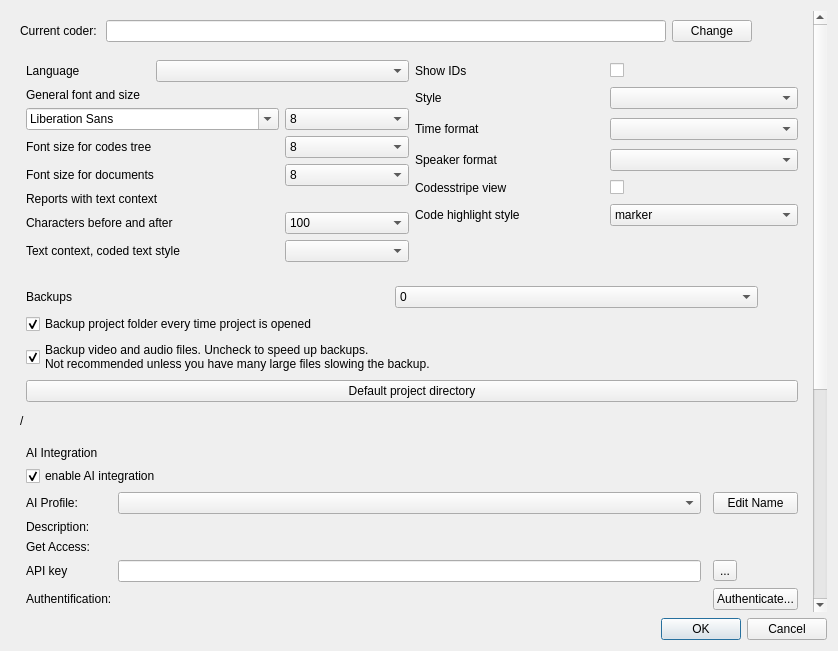
The window that src/GUI_UIs/ui_dialog_settings.ui (ccbogel/QualCoder) describes before a commit, drawn with Qt 5.
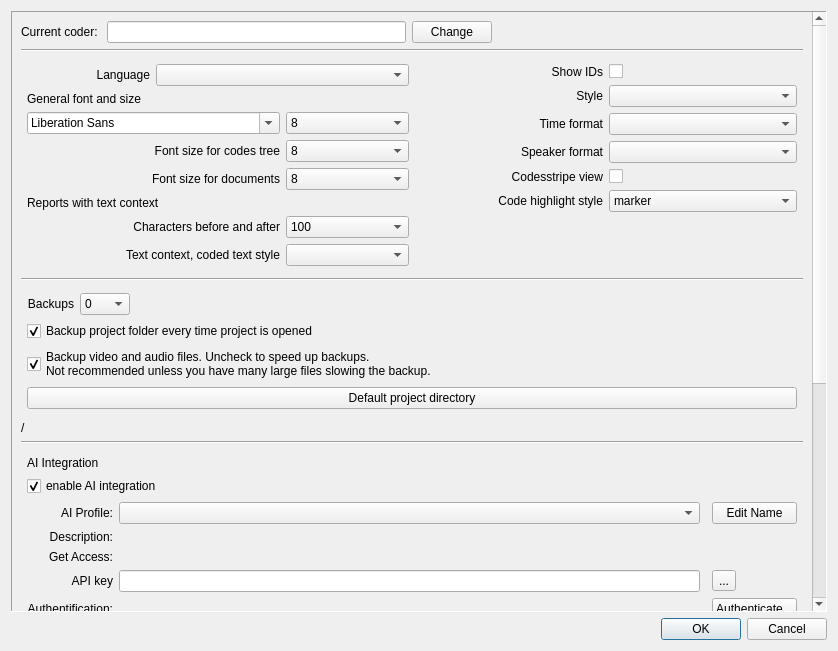
The same window after the commit.

The edit to the form file:
```diff
--- a/src/GUI_UIs/ui_dialog_settings.ui
+++ b/src/GUI_UIs/ui_dialog_settings.ui
@@ -21,7 +21,7 @@
   </property>
   <layout class="QVBoxLayout" name="verticalLayout">
    <property name="sizeConstraint">
-    <enum>QLayout::SetDefaultConstraint</enum>
+    <enum>QLayout::SizeConstraint::SetDefaultConstraint</enum>
    </property>
    <item>
     <widget class="QScrollArea" name="scrollArea">
@@ -32,10 +32,10 @@
       </sizepolicy>
      </property>
      <property name="frameShape">
-      <enum>QFrame::NoFrame</enum>
+      <enum>QFrame::Shape::Panel</enum>
      </property>
      <property name="verticalScrollBarPolicy">
-      <enum>Qt::ScrollBarAsNeeded</enum>
+      <enum>Qt::ScrollBarPolicy::ScrollBarAlwaysOn</enum>
      </property>
      <property name="widgetResizable">
       <bool>true</bool>
@@ -46,7 +46,7 @@
         <x>0</x>
         <y>0</y>
         <width>806</width>
-        <height>1019</height>
+        <height>1074</height>
        </rect>
       </property>
       <property name="sizePolicy">
@@ -152,6 +152,9 @@
                   <property name="text">
                    <string>Backups</string>
                   </property>
+                  <property name="alignment">
+                   <set>Qt::AlignmentFlag::AlignRight|Qt::AlignmentFlag::AlignTrailing|Qt::AlignmentFlag::AlignVCenter</set>
+                  </property>
                   <property name="wordWrap">
                    <bool>true</bool>
                   </property>
@@ -199,6 +202,9 @@
                 </item>
                 <item>
                  <spacer name="horizontalSpacer_2">
+                  <property name="orientation">
+                   <enum>Qt::Orientation::Horizontal</enum>
+                  </property>
                   <property name="sizeHint" stdset="0">
                    <size>
                     <width>40</width>
@@ -219,7 +225,7 @@
        <item row="1" column="0" colspan="3">
         <widget class="Line" name="line">
          <property name="orientation">
-          <enum>Qt::Vertical</enum>
+          <enum>Qt::Orientation::Horizontal</enum>
          </property>
         </widget>
        </item>
@@ -256,6 +262,9 @@
           </item>
           <item row="1" column="3">
            <spacer name="horizontalSpacer">
+            <property name="orientation">
+             <enum>Qt::Orientation::Horizontal</enum>
+            </property>
             <property name="sizeHint" stdset="0">
              <size>
               <width>40</width>
@@ -286,6 +295,9 @@
             <property name="text">
              <string>Current coder: </string>
             </property>
+            <property name="alignment">
+             <set>Qt::AlignmentFlag::AlignLeading|Qt::AlignmentFlag::AlignLeft|Qt::AlignmentFlag::AlignVCenter</set>
+            </property>
            </widget>
           </item>
          </layout>
@@ -301,14 +313,14 @@
        <item row="7" column="0" colspan="3">
         <widget class="Line" name="line_3">
          <property name="orientation">
-          <enum>Qt::Vertical</enum>
+          <enum>Qt::Orientation::Horizontal</enum>
          </property>
         </widget>
        </item>
        <item row="3" column="0" colspan="3">
         <widget class="Line" name="line_2">
          <property name="orientation">
-          <enum>Qt::Vertical</enum>
+          <enum>Qt::Orientation::Horizontal</enum>
          </property>
         </widget>
        </item>
@@ -353,6 +365,9 @@
                <property name="text">
                 <string>Language</string>
                </property>
+               <property name="alignment">
+                <set>Qt::AlignmentFlag::AlignRight|Qt::AlignmentFlag::AlignTrailing|Qt::AlignmentFlag::AlignVCenter</set>
+               </property>
               </widget>
              </item>
              <item row="0" column="1" colspan="2">
@@ -383,6 +398,9 @@
                <property name="text">
                 <string>Font size for codes tree</string>
                </property>
+               <property name="alignment">
+                <set>Qt::AlignmentFlag::AlignRight|Qt::AlignmentFlag::AlignTrailing|Qt::AlignmentFlag::AlignVCenter</set>
+               </property>
                <property name="wordWrap">
                 <bool>true</bool>
                </property>
@@ -393,6 +411,9 @@
                <property name="text">
                 <string>Font size for documents</string>
                </property>
+               <property name="alignment">
+                <set>Qt::AlignmentFlag::AlignRight|Qt::AlignmentFlag::AlignTrailing|Qt::AlignmentFlag::AlignVCenter</set>
+               </property>
                <property name="wordWrap">
                 <bool>true</bool>
                </property>
@@ -410,6 +431,9 @@
                <property name="text">
                 <string>Characters before and after</string>
                </property>
+               <property name="alignment">
+                <set>Qt::AlignmentFlag::AlignRight|Qt::AlignmentFlag::AlignTrailing|Qt::AlignmentFlag::AlignVCenter</set>
+               </property>
               </widget>
              </item>
              <item row="7" column="0" colspan="2">
@@ -417,6 +441,9 @@
                <property name="text">
                 <string>Text context, coded text style</string>
                </property>
+               <property name="alignment">
+                <set>Qt::AlignmentFlag::AlignRight|Qt::AlignmentFlag::AlignTrailing|Qt::AlignmentFlag::AlignVCenter</set>
+               </property>
               </widget>
              </item>
              <item row="7" column="2">
@@ -566,12 +593,18 @@
                <property name="text">
                 <string>Show IDs</string>
                </property>
+               <property name="alignment">
+                <set>Qt::AlignmentFlag::AlignRight|Qt::AlignmentFlag::AlignTrailing|Qt::AlignmentFlag::AlignVCenter</set>
+               </property>
               </widget>
              </item>
              <item row="7" column="1">
               <spacer name="verticalSpacer">
+               <property name="orientation">
+                <enum>Qt::Orientation::Vertical</enum>
+               </property>
                <property name="sizeType">
-                <enum>QSizePolicy::Fixed</enum>
+                <enum>QSizePolicy::Policy::Expanding</enum>
                </property>
                <property name="sizeHint" stdset="0">
                 <size>
@@ -589,6 +622,9 @@
                <property name="text">
                 <string>Speaker format</string>
                </property>
+               <property name="alignment">
+                <set>Qt::AlignmentFlag::AlignRight|Qt::AlignmentFlag::AlignTrailing|Qt::AlignmentFlag::AlignVCenter</set>
+               </property>
               </widget>
              </item>
              <item row="4" column="2">
@@ -625,6 +661,9 @@
                <property name="text">
                 <string>Time format</string>
                </property>
+               <property name="alignment">
+                <set>Qt::AlignmentFlag::AlignRight|Qt::AlignmentFlag::AlignTrailing|Qt::AlignmentFlag::AlignVCenter</set>
+               </property>
               </widget>
              </item>
              <item row="5" column="1">
@@ -632,6 +671,9 @@
                <property name="text">
                 <string>Codesstripe view</string>
                </property>
+               <property name="alignment">
+                <set>Qt::AlignmentFlag::AlignRight|Qt::AlignmentFlag::AlignTrailing|Qt::AlignmentFlag::AlignVCenter</set>
+               </property>
               </widget>
              </item>
              <item row="1" column="1">
@@ -639,6 +681,9 @@
                <property name="text">
                 <string>Style</string>
                </property>
+               <property name="alignment">
+                <set>Qt::AlignmentFlag::AlignRight|Qt::AlignmentFlag::AlignTrailing|Qt::AlignmentFlag::AlignVCenter</set>
+               </property>
               </widget>
              </item>
              <item row="6" column="1">
@@ -646,6 +691,9 @@
                <property name="text">
                 <string>Code highlight style</string>
                </property>
+               <property name="alignment">
+                <set>Qt::AlignmentFlag::AlignRight|Qt::AlignmentFlag::AlignTrailing|Qt::AlignmentFlag::AlignVCenter</set>
+               </property>
               </widget>
              </item>
              <item row="6" column="2">
@@ -696,7 +744,6 @@
             </property>
             <property name="font">
              <font>
-              <weight>50</weight>
               <bold>false</bold>
              </font>
             </property>
@@ -741,6 +788,9 @@
                <property name="text">
                 <string>API key</string>
                </property>
+               <property name="alignment">
+                <set>Qt::AlignmentFlag::AlignRight|Qt::AlignmentFlag::AlignTrailing|Qt::AlignmentFlag::AlignVCenter</set>
+               </property>
               </widget>
              </item>
              <item row="5" column="4">
@@ -756,7 +806,7 @@
              <item row="5" column="2">
               <widget class="QLineEdit" name="lineEdit_ai_api_key">
                <property name="echoMode">
-                <enum>QLineEdit::Normal</enum>
+                <enum>QLineEdit::EchoMode::PasswordEchoOnEdit</enum>
                </property>
               </widget>
              </item>
@@ -765,6 +815,9 @@
                <property name="text">
                 <string>AI Profile:</string>
                </property>
+               <property name="alignment">
+                <set>Qt::AlignmentFlag::AlignRight|Qt::AlignmentFlag::AlignTrailing|Qt::AlignmentFlag::AlignVCenter</set>
+               </property>
               </widget>
              </item>
              <item row="7" column="2">
@@ -801,7 +854,7 @@
                 <bool>false</bool>
                </property>
                <property name="insertPolicy">
-                <enum>QComboBox::NoInsert</enum>
+                <enum>QComboBox::InsertPolicy::NoInsert</enum>
                </property>
               </widget>
              </item>
@@ -814,7 +867,7 @@
                 <bool>true</bool>
                </property>
                <property name="textInteractionFlags">
-                <set>Qt::LinksAccessibleByKeyboard|Qt::LinksAccessibleByMouse|Qt::TextBrowserInteraction|Qt::TextSelectableByKeyboard|Qt::TextSelectableByMouse</set>
+                <set>Qt::TextInteractionFlag::TextBrowserInteraction</set>
                </property>
               </widget>
              </item>
@@ -823,6 +876,9 @@
                <property name="text">
                 <string>Permissions:</string>
                </property>
+               <property name="alignment">
+                <set>Qt::AlignmentFlag::AlignRight|Qt::AlignmentFlag::AlignTrailing|Qt::AlignmentFlag::AlignVCenter</set>
+               </property>
               </widget>
              </item>
              <item row="3" column="2" colspan="3">
@@ -843,6 +899,9 @@
                <property name="text">
                 <string>Get Access:</string>
                </property>
+               <property name="alignment">
+                <set>Qt::AlignmentFlag::AlignRight|Qt::AlignmentFlag::AlignTrailing|Qt::AlignmentFlag::AlignVCenter</set>
+               </property>
               </widget>
              </item>
              <item row="0" column="4">
@@ -857,6 +916,9 @@
                <property name="text">
                 <string>Authentification:</string>
                </property>
+               <property name="alignment">
+                <set>Qt::AlignmentFlag::AlignRight|Qt::AlignmentFlag::AlignTrailing|Qt::AlignmentFlag::AlignVCenter</set>
+               </property>
               </widget>
              </item>
              <item row="3" column="0">
@@ -864,6 +926,9 @@
                <property name="text">
                 <string>Description:</string>
                </property>
+               <property name="alignment">
+                <set>Qt::AlignmentFlag::AlignRight|Qt::AlignmentFlag::AlignTop|Qt::AlignmentFlag::AlignTrailing</set>
+               </property>
               </widget>
              </item>
              <item row="6" column="2">
@@ -888,6 +953,9 @@
           </item>
           <item>
            <spacer name="verticalSpacer_2">
+            <property name="orientation">
+             <enum>Qt::Orientation::Vertical</enum>
+            </property>
             <property name="sizeHint" stdset="0">
              <size>
               <width>20</width>
@@ -899,7 +967,7 @@
           <item>
            <widget class="Line" name="line_4">
             <property name="orientation">
-             <enum>Qt::Vertical</enum>
+             <enum>Qt::Orientation::Horizontal</enum>
             </property>
            </widget>
           </item>
@@ -933,6 +1001,9 @@
              </item>
              <item>
               <spacer name="horizontalSpacer_6">
+               <property name="orientation">
+                <enum>Qt::Orientation::Horizontal</enum>
+               </property>
                <property name="sizeHint" stdset="0">
                 <size>
                  <width>40</width>
@@ -967,6 +1038,9 @@
                <property name="text">
                 <string>   Top_p:</string>
                </property>
+               <property name="alignment">
+                <set>Qt::AlignmentFlag::AlignRight|Qt::AlignmentFlag::AlignTrailing|Qt::AlignmentFlag::AlignVCenter</set>
+               </property>
               </widget>
              </item>
              <item row="5" column="0">
@@ -974,6 +1048,9 @@
                <property name="text">
                 <string>Reasoning:</string>
                </property>
+               <property name="alignment">
+                <set>Qt::AlignmentFlag::AlignRight|Qt::AlignmentFlag::AlignTrailing|Qt::AlignmentFlag::AlignVCenter</set>
+               </property>
               </widget>
              </item>
              <item row="2" column="1">
@@ -997,10 +1074,10 @@
                 <bool>true</bool>
                </property>
                <property name="insertPolicy">
-                <enum>QComboBox::NoInsert</enum>
+                <enum>QComboBox::InsertPolicy::NoInsert</enum>
                </property>
                <property name="sizeAdjustPolicy">
-                <enum>QComboBox::AdjustToContents</enum>
+                <enum>QComboBox::SizeAdjustPolicy::AdjustToContentsOnFirstShow</enum>
                </property>
                <property name="placeholderText">
                 <string>&lt;select available model&gt;</string>
@@ -1028,6 +1105,9 @@
                <property name="text">
                 <string>Temperature:</string>
                </property>
+               <property name="alignment">
+                <set>Qt::AlignmentFlag::AlignRight|Qt::AlignmentFlag::AlignTrailing|Qt::AlignmentFlag::AlignVCenter</set>
+               </property>
               </widget>
              </item>
              <item row="6" column="0">
@@ -1058,6 +1138,9 @@
                <property name="text">
                 <string>API Base URL:</string>
                </property>
+               <property name="alignment">
+                <set>Qt::AlignmentFlag::AlignRight|Qt::AlignmentFlag::AlignTrailing|Qt::AlignmentFlag::AlignVCenter</set>
+               </property>
               </widget>
              </item>
              <item row="0" column="2">
@@ -1111,6 +1194,9 @@
                <property name="text">
                 <string>context window:</string>
                </property>
+               <property name="alignment">
+                <set>Qt::AlignmentFlag::AlignRight|Qt::AlignmentFlag::AlignTrailing|Qt::AlignmentFlag::AlignVCenter</set>
+               </property>
               </widget>
              </item>
              <item row="3" column="3">
@@ -1134,6 +1220,9 @@
                <property name="text">
                 <string>Large Model:</string>
                </property>
+               <property name="alignment">
+                <set>Qt::AlignmentFlag::AlignRight|Qt::AlignmentFlag::AlignTrailing|Qt::AlignmentFlag::AlignVCenter</set>
+               </property>
               </widget>
              </item>
              <item row="2" column="3">
@@ -1157,7 +1246,7 @@
                 <bool>true</bool>
                </property>
                <property name="insertPolicy">
-                <enum>QComboBox::NoInsert</enum>
+                <enum>QComboBox::InsertPolicy::NoInsert</enum>
                </property>
                <property name="placeholderText">
                 <string>&lt;select available model&gt;</string>
@@ -1169,6 +1258,9 @@
                <property name="text">
                 <string>Language for AI conversations: </string>
                </property>
+               <property name="alignment">
+                <set>Qt::AlignmentFlag::AlignLeading|Qt::AlignmentFlag::AlignLeft|Qt::AlignmentFlag::AlignVCenter</set>
+               </property>
               </widget>
              </item>
              <item row="3" column="1">
@@ -1189,6 +1281,9 @@
                <property name="text">
                 <string>context window:</string>
                </property>
+               <property name="alignment">
+                <set>Qt::AlignmentFlag::AlignRight|Qt::AlignmentFlag::AlignTrailing|Qt::AlignmentFlag::AlignVCenter</set>
+               </property>
               </widget>
              </item>
              <item row="2" column="2">
@@ -1202,6 +1297,9 @@
                <property name="text">
                 <string>   Fast Model:</string>
                </property>
+               <property name="alignment">
+                <set>Qt::AlignmentFlag::AlignRight|Qt::AlignmentFlag::AlignTrailing|Qt::AlignmentFlag::AlignVCenter</set>
+               </property>
               </widget>
              </item>
             </layout>
@@ -1216,17 +1314,11 @@
    </item>
    <item>
     <widget class="QDialogButtonBox" name="buttonBox">
-     <property name="sizePolicy">
-      <sizepolicy hsizetype="Expanding" vsizetype="Fixed">
-       <horstretch>0</horstretch>
-       <verstretch>0</verstretch>
-      </sizepolicy>
-     </property>
      <property name="orientation">
-      <enum>Qt::Horizontal</enum>
+      <enum>Qt::Orientation::Horizontal</enum>
      </property>
      <property name="standardButtons">
-      <set>QDialogButtonBox::Cancel|QDialogButtonBox::Ok</set>
+      <set>QDialogButtonBox::StandardButton::Cancel|QDialogButtonBox::StandardButton::Ok</set>
      </property>
     </widget>
    </item>
```
